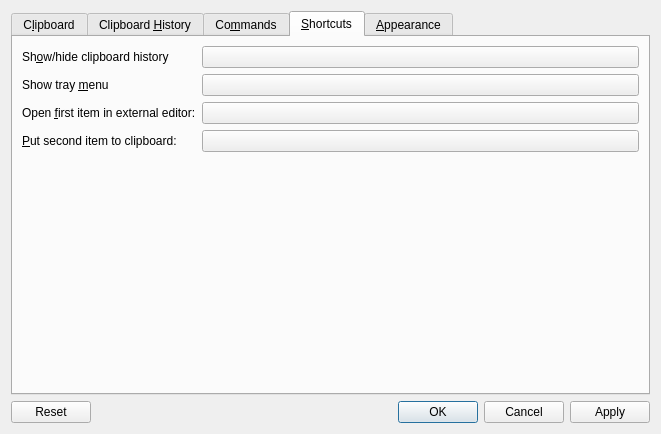
First picture: the form in src/configurationmanager.ui, repository hluk/CopyQ, before the edit.
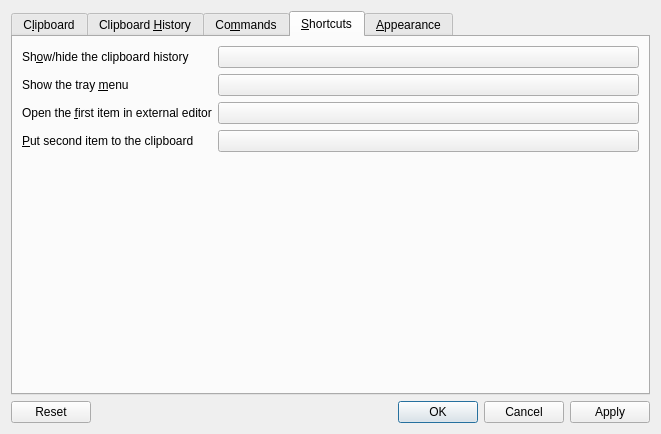
Second picture: the form after the edit. The open tabs and pages were chosen to show the change. Icons and pictures are not drawn. Custom widgets are drawn as their Qt base class.

Diff of the .ui file:
```diff
--- a/src/configurationmanager.ui
+++ b/src/configurationmanager.ui
@@ -471,7 +471,7 @@
              <item row="0" column="0">
               <widget class="QLabel" name="label">
                <property name="text">
-                <string>Sh&amp;ow/hide clipboard history</string>
+                <string>Sh&amp;ow/hide the clipboard history</string>
                </property>
                <property name="buddy">
                 <cstring>pushButton</cstring>
@@ -491,7 +491,7 @@
              <item row="1" column="0">
               <widget class="QLabel" name="label_2">
                <property name="text">
-                <string>Show tray &amp;menu</string>
+                <string>Show the tray &amp;menu</string>
                </property>
                <property name="buddy">
                 <cstring>pushButton_2</cstring>
@@ -511,7 +511,7 @@
              <item row="2" column="0">
               <widget class="QLabel" name="label_16">
                <property name="text">
-                <string>Open &amp;first item in external editor:</string>
+                <string>Open the &amp;first item in external editor</string>
                </property>
                <property name="buddy">
                 <cstring>pushButton_3</cstring>
@@ -531,7 +531,7 @@
              <item row="3" column="0">
               <widget class="QLabel" name="label_17">
                <property name="text">
-                <string>&amp;Put second item to clipboard:</string>
+                <string>&amp;Put second item to the clipboard</string>
                </property>
                <property name="buddy">
                 <cstring>pushButton_4</cstring>
```
